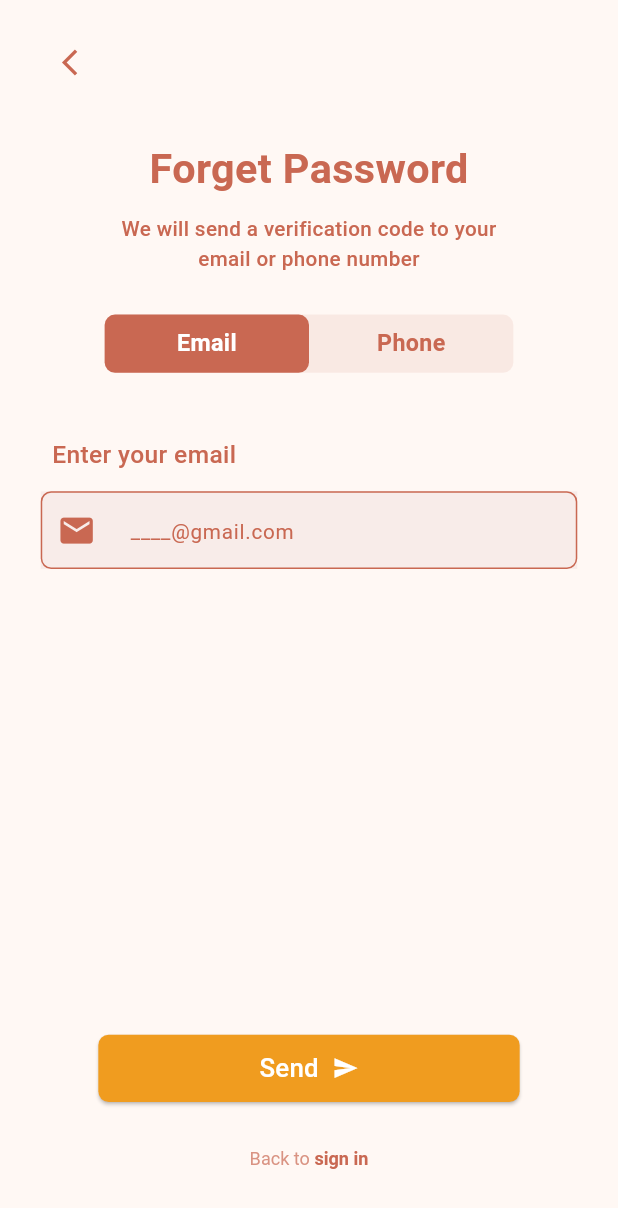
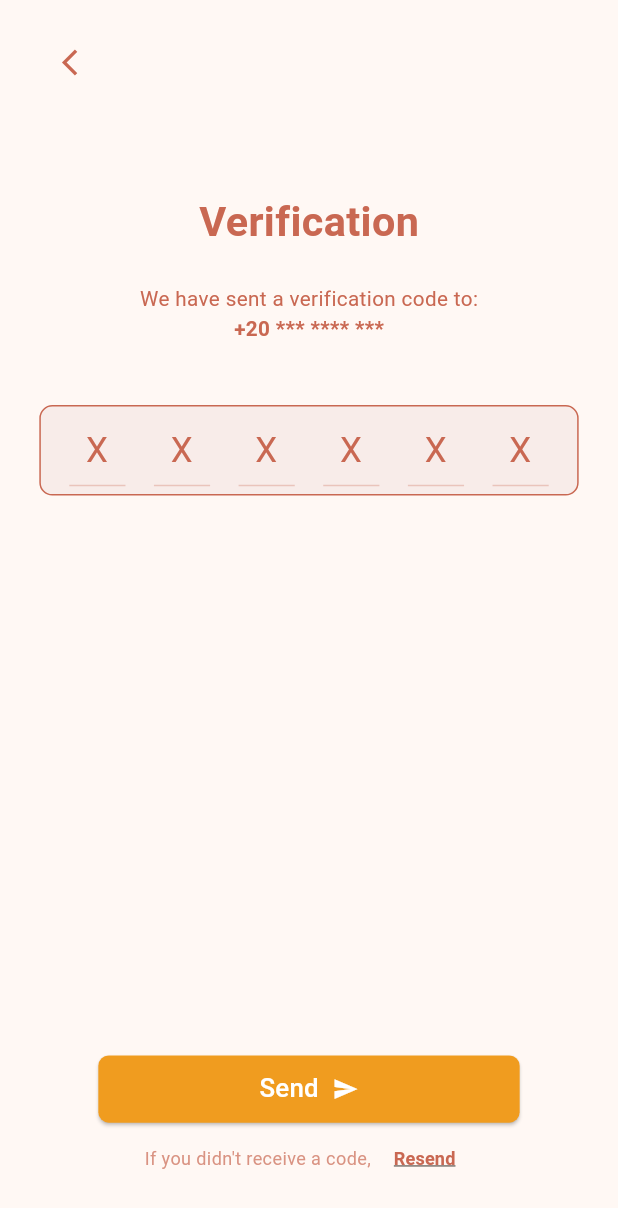
Before and after one commit to AnnotexCo/Hola-Academy, a Flutter app: the screen it shows after launch, on a phone screen of 412 x 824 dp. Shown: the top 1208 px of the screen. Run offline on Flutter 3.47's test engine with Material 3 defaults, Android fonts, the phone set to English and light mode, and no system bars; our stand-ins replace flutter_screenutil.

Commit message:
feat: :sparkles: build verfication screen

```diff
--- a/lib/core/constants/app_string.dart
+++ b/lib/core/constants/app_string.dart
@@ -8,15 +8,23 @@ class AppString {
   static const String password = "Password";
   static const String enterYourPassword = "Enter a strong password";
   static const String forgotPassword = "Forgot Password?";
-  static const String forgotPasswordDescription = "We will send a verification code to your\nemail or phone number";  // Added here
+  static const String forgotPasswordDescription =
+      "We will send a verification code to your\nemail or phone number"; // Added here
   static const String login = "Login";
   static const String dontHaveAccount = "Don't have an account? Sign up";
   static const String orContinueWith = "- OR Continue with -";
 
   // Forgot Password Screen
   static const String enterYourPhoneNumber = "Enter your phone number";
-   static const String forgetPassword = "Forget Password";
+  static const String forgetPassword = "Forget Password";
   static const String send = "Send";
   static const String backToSignIn = "Back to ";
   static const String signIn = "sign in";
+
+  // Verfication
+  static const String verification = "Verification";
+  static const String sentVerificationCode =
+      "We have sent a verification code to:";
+  static const String didNotReceiveCode = "If you didn't receive a code, ";
+  static const String resend = "Resend";
 }
--- /dev/null
+++ b/lib/features/auth/verification/UI/verfication_screen.dart
@@ -0,0 +1,187 @@
+import 'package:flutter/material.dart';
+import 'package:flutter/services.dart';
+import 'package:flutter_screenutil/flutter_screenutil.dart';
+import 'package:hola_academy/core/constants/app_string.dart';
+
+import '../../../../core/components/custom_app_button.dart';
+import '../../../../core/constants/color_manager.dart';
+import 'widgets/build_back_arrow.dart';
+import 'widgets/build_verfication_message.dart';
+
+class VerificationScreen extends StatefulWidget {
+  const VerificationScreen({super.key});
+
+  @override
+  State<VerificationScreen> createState() => _VerificationScreenState();
+}
+
+class _VerificationScreenState extends State<VerificationScreen> {
+  final List<FocusNode> _focusNodes = List.generate(6, (_) => FocusNode());
+  final List<TextEditingController> _textControllers =
+      List.generate(6, (_) => TextEditingController());
+  List<String> _codeList = [];
+
+  @override
+  void initState() {
+    super.initState();
+     // Initialize with empty strings
+    _codeList = List.filled(6, '');
+  }
+
+  @override
+  void dispose() {
+    for (final node in _focusNodes) {
+      node.dispose();
+    }
+    for (final controller in _textControllers) {
+      controller.dispose();
+    }
+    super.dispose();
+  }
+
+  @override
+  Widget build(BuildContext context) {
+    return Scaffold(
+      body: SafeArea(
+        child: Padding(
+          padding: EdgeInsets.symmetric(horizontal: 24.w),
+          child: Column(
+            crossAxisAlignment: CrossAxisAlignment.center,
+            children: [
+              buildBackArrow(context),
+              SizedBox(height: 48.h),
+              buildVerificationMessage(),
+              SizedBox(height: 48.h),
+              _customVerificationInputs(),
+              const Spacer(),
+              _buildTextButtons(),
+              SizedBox(height: 32.h),
+            ],
+          ),
+        ),
+      ),
+    );
+  }
+
+
+  Widget _customVerificationInputs() {
+    return Container(
+      width: 384.w,
+      height: 70.h,
+      decoration: BoxDecoration(
+        color: ColorManager.backgroundPinkColor,
+        borderRadius: BorderRadius.circular(10.r),
+        border: Border.all(
+          color: ColorManager.textRedColor,
+          width: 1,
+        ),
+      ),
+      child: Row(
+        mainAxisAlignment: MainAxisAlignment.spaceEvenly,
+        children: List.generate(6, (index) {
+          return SizedBox(
+            width: 40.w,
+            child: TextField(
+              controller: _textControllers[index],
+              focusNode: _focusNodes[index],
+              textAlign: TextAlign.center,
+              keyboardType: TextInputType.number,
+              maxLength: 1,
+              inputFormatters: [
+                FilteringTextInputFormatter.digitsOnly,
+                LengthLimitingTextInputFormatter(1),
+              ],
+              decoration: InputDecoration(
+                counterText: "",
+                hintText: "X",
+                hintStyle: TextStyle(
+                  fontSize: 27.sp,
+                  fontWeight: FontWeight.w400,
+                  color: ColorManager.textRedColor,
+                ),
+                contentPadding: EdgeInsets.symmetric(vertical: 1.h),
+                enabledBorder: UnderlineInputBorder(
+                  borderSide: BorderSide(
+                    color: ColorManager.textRedColor.withOpacity(0.3),
+                    width: 1,
+                  ),
+                ),
+                focusedBorder: UnderlineInputBorder(
+                  borderSide: BorderSide(
+                    color: ColorManager.textRedColor,
+                    width: 2,
+                  ),
+                ),
+              ),
+              style: TextStyle(
+                fontSize: 24.sp,
+                fontWeight: FontWeight.bold,
+                color: ColorManager.textRedColor,
+              ),
+              onChanged: (value) {
+                if (value.isNotEmpty) {
+                  _codeList[index] = value;
+                  if (index < 5) {
+                    _focusNodes[index + 1].requestFocus(); // Move to next input
+                  } else {
+                    _focusNodes[index].unfocus(); // Close keyboard on last box
+                  }
+                } else {
+                  _codeList[index] = '';
+                  if (index > 0) {
+                    _focusNodes[index - 1]
+                        .requestFocus(); // Move to previous input
+                  }
+                }
+              },
+            ),
+          );
+        }),
+      ),
+    );
+  }
+
+  Widget _buildTextButtons() {
+    return Column(
+      children: [
+        CustomAppButton(
+          text: AppString.send,
+          icon: Icons.send,
+          onPressed: () {
+            final code = _codeList.join();
+            if (code.length == 6) {
+              // TODO: verification logic here
+            }
+          },
+        ),
+        Row(
+          mainAxisAlignment: MainAxisAlignment.center,
+          children: [
+            Text(
+              AppString.didNotReceiveCode,
+              style: TextStyle(
+                color: ColorManager.textRedColor.withOpacity(0.7),
+                fontSize: 14.sp,
+              ),
+            ),
+            TextButton(
+              onPressed: () {
+                // Add resend logic here
+              },
+              child: Text(
+                AppString.resend,
+                style: TextStyle(
+                  color: ColorManager.textRedColor,
+                  fontSize: 14.sp,
+                  fontWeight: FontWeight.w600,
+                  decoration: TextDecoration.underline,
+                ),
+              ),
+            ),
+          ],
+        ),
+      ],
+    );
+  }
+
+}
--- /dev/null
+++ b/lib/features/auth/verification/UI/widgets/build_back_arrow.dart
@@ -0,0 +1,23 @@
+
+  import 'package:flutter/material.dart';
+import 'package:flutter_screenutil/flutter_screenutil.dart';
+
+import '../../../../../core/constants/color_manager.dart';
+
+Widget buildBackArrow(context) {
+    return Column(
+      crossAxisAlignment: CrossAxisAlignment.center,
+      children: [
+        SizedBox(height: 20.h),
+        Align(
+          alignment: Alignment.topLeft,
+          child: IconButton(
+            onPressed: () => Navigator.pop(context),
+            icon: Icon(Icons.arrow_back_ios_new, size: 24.sp),
+            color: ColorManager.textRedColor,
+          ),
+        ),
+        SizedBox(height: 25.h),
+      ],
+    );
+  }
--- /dev/null
+++ b/lib/features/auth/verification/UI/widgets/build_verfication_message.dart
@@ -0,0 +1,37 @@
+  import 'package:flutter/material.dart';
+import 'package:flutter_screenutil/flutter_screenutil.dart';
+
+import '../../../../../core/constants/app_string.dart';
+import '../../../../../core/constants/color_manager.dart';
+
+Widget buildVerificationMessage() {
+    return Column(
+      crossAxisAlignment: CrossAxisAlignment.center,
+      children: [
+        Text(
+          AppString.verification,
+          style: TextStyle(
+            fontSize: 32.sp,
+            fontWeight: FontWeight.w600,
+            color: ColorManager.textRedColor,
+          ),
+        ),
+        SizedBox(height: 25.h),
+        Text(
+          AppString.sentVerificationCode,
+          style: TextStyle(
+            fontSize: 16.sp,
+            color: ColorManager.textRedColor,
+          ),
+        ),
+        Text(
+          '+20 *** **** ***',
+          style: TextStyle(
+            fontSize: 16.sp,
+            fontWeight: FontWeight.w600,
+            color: ColorManager.textRedColor,
+          ),
+        ),
+      ],
+    );
+  }
--- a/lib/main.dart
+++ b/lib/main.dart
@@ -3,7 +3,7 @@ import 'package:flutter_screenutil/flutter_screenutil.dart';
 import 'package:hola_academy/core/constants/color_manager.dart';
 
 
-import 'features/auth/forgot_password/UI/forgot_password_screen.dart';
+import 'features/auth/verification/UI/verfication_screen.dart';
 
 void main() {
   runApp(const MyApp());
@@ -25,7 +25,7 @@ class MyApp extends StatelessWidget {
             colorScheme: ColorScheme.fromSeed(seedColor: ColorManager.primaryOrangeColor),
             useMaterial3: true,
           ),
-          home: const ForgotPasswordScreen(),
+          home: const VerificationScreen(),
         );
       },
     );
```
